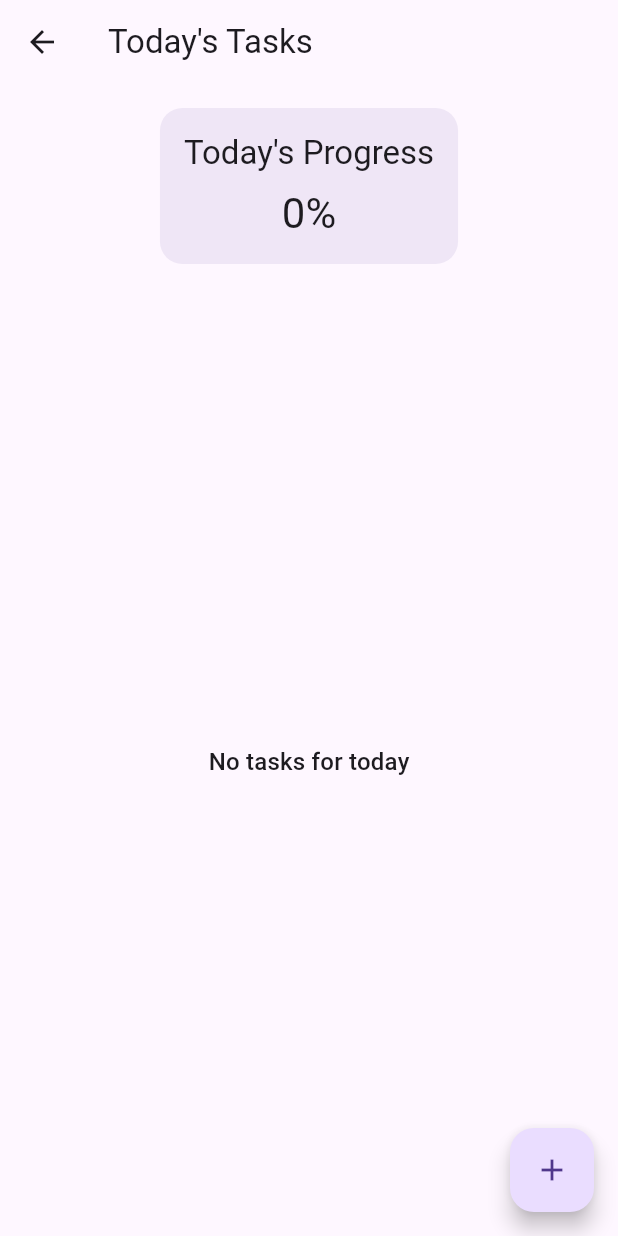
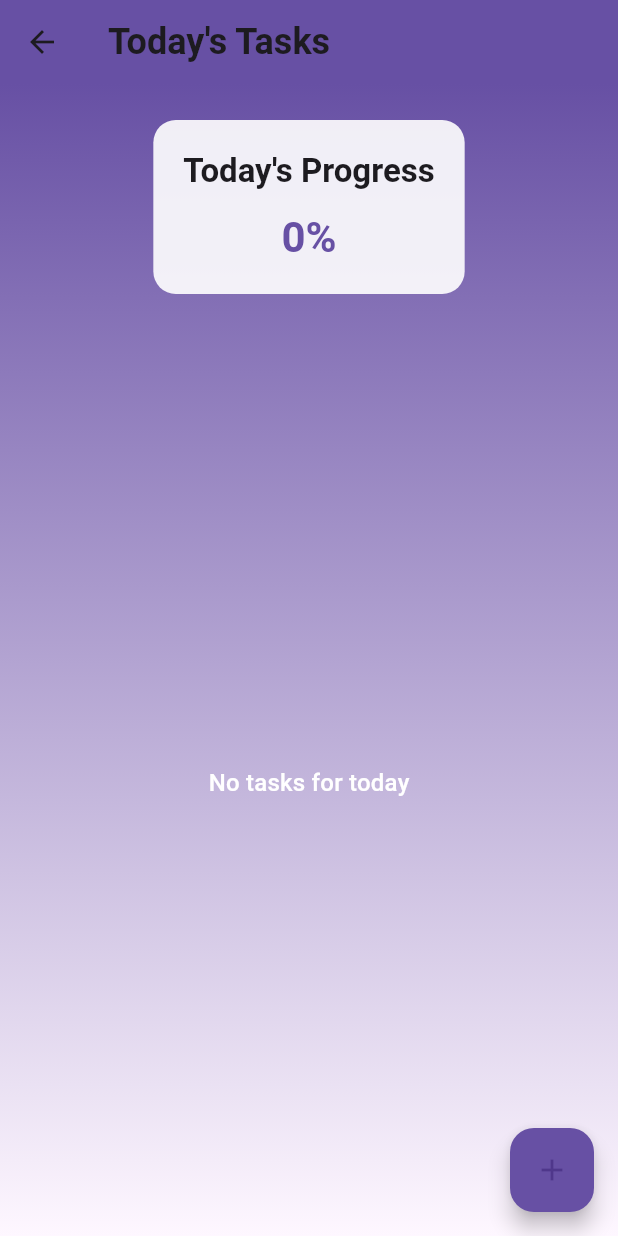
Before and after one commit to naamiahmed/Life-Traker, a Flutter app: the HomePage screen opened directly, on a phone screen of 412 x 824 dp. Run offline on Flutter 3.47's test engine with Material 3 defaults, Android fonts, the phone set to English and light mode, and no system bars; our stand-ins replace fl_chart, google_fonts, hive, hive_flutter; accounts and stored records are empty.

Commit message:
Refactor Home screen UI; enhance layout with gradient background, improve text styles, and update task list presentation for better user experience

```diff
--- a/life_tracker/lib/screens/Home.dart
+++ b/life_tracker/lib/screens/Home.dart
@@ -44,19 +44,37 @@ class _HomePageState extends State<HomePage> {
   Widget build(BuildContext context) {
     return Scaffold(
       appBar: AppBar(
-        title: const Text('Today\'s Tasks'),
+        title: const Text(
+          'Today\'s Tasks',
+          style: TextStyle(
+            fontWeight: FontWeight.bold,
+            fontSize: 24,
+          ),
+        ),
         elevation: 0,
+        backgroundColor: Theme.of(context).primaryColor,
       ),
-      body: _isLoading
+      body: Container(
+        decoration: BoxDecoration(
+          gradient: LinearGradient(
+            begin: Alignment.topCenter,
+            end: Alignment.bottomCenter,
+            colors: [
+              Theme.of(context).primaryColor,
+              Theme.of(context).scaffoldBackgroundColor,
+            ],
+          ),
+        ),
+        child: _isLoading
             ? const Center(child: CircularProgressIndicator())
             : Column(
                 children: [
                   // Progress Card
                   Container(
-                  margin: const EdgeInsets.all(16),
-                  padding: const EdgeInsets.all(16),
+                    margin: const EdgeInsets.all(24),
+                    padding: const EdgeInsets.all(20),
                     decoration: BoxDecoration(
-                    color: Theme.of(context).primaryColor.withOpacity(0.1),
+                      color: Colors.white.withOpacity(0.9),
                       borderRadius: BorderRadius.circular(15),
                     ),
                     child: Column(
@@ -64,12 +82,17 @@ class _HomePageState extends State<HomePage> {
                       children: [
                         Text(
                           'Today\'s Progress',
-                        style: Theme.of(context).textTheme.titleLarge,
+                          style: Theme.of(context).textTheme.titleLarge?.copyWith(
+                            fontWeight: FontWeight.bold,
                           ),
-                      const SizedBox(height: 8),
+                        ),
+                        const SizedBox(height: 12),
                         Text(
                           '${_completionPercentage.toStringAsFixed(0)}%',
-                        style: Theme.of(context).textTheme.headlineMedium,
+                          style: Theme.of(context).textTheme.headlineMedium?.copyWith(
+                            fontWeight: FontWeight.bold,
+                            color: Theme.of(context).primaryColor,
+                          ),
                         ),
                       ],
                     ),
@@ -81,22 +104,28 @@ class _HomePageState extends State<HomePage> {
                         ? Center(
                             child: Text(
                               'No tasks for today',
-                            style: Theme.of(context).textTheme.titleMedium,
+                              style: Theme.of(context).textTheme.titleMedium?.copyWith(
+                                color: Colors.white,
+                              ),
                             ),
                           )
                         : ListView.builder(
-                          padding: const EdgeInsets.symmetric(horizontal: 16),
+                            padding: const EdgeInsets.symmetric(horizontal: 24),
                             itemCount: _todaysTasks.length,
                             itemBuilder: (context, index) {
                               final task = _todaysTasks[index];
-                            return Card(
-                              margin: const EdgeInsets.only(bottom: 8),
+                              return Container(
+                                margin: const EdgeInsets.only(bottom: 12),
+                                decoration: BoxDecoration(
+                                  color: Colors.white.withOpacity(0.9),
+                                  borderRadius: BorderRadius.circular(12),
+                                ),
                                 child: ListTile(
                                   title: Text(
                                     task.name,
                                     style: TextStyle(
-                                    decoration:
-                                        task.isDone ? TextDecoration.lineThrough : null,
+                                      decoration: task.isDone ? TextDecoration.lineThrough : null,
+                                      fontWeight: FontWeight.w500,
                                     ),
                                   ),
                                   subtitle: Text(task.sector),
@@ -120,9 +149,9 @@ class _HomePageState extends State<HomePage> {
                   ),
                 ],
               ),
+      ),
       floatingActionButton: FloatingActionButton(
         onPressed: () async {
-          // Navigate to add task page
           final result = await Navigator.push(
             context,
             MaterialPageRoute(builder: (context) => const AddEditRoutinePage()),
@@ -131,6 +160,7 @@ class _HomePageState extends State<HomePage> {
             _loadData();
           }
         },
+        backgroundColor: Theme.of(context).primaryColor,
         child: const Icon(Icons.add),
       ),
     );
```
Lines whose indentation alone changed are shown as unchanged.
